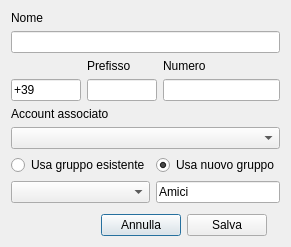
This is aggiungicontatto.ui in freesmee/freesmee-desktop as Qt 5 draws it before an edit. The edited form follows.
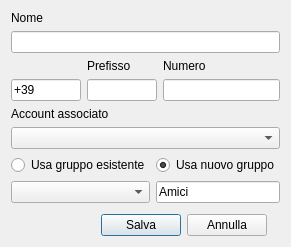
This is the edited form. Icons and pictures are not drawn.

Diff of the .ui file:
```diff
--- a/aggiungicontatto.ui
+++ b/aggiungicontatto.ui
@@ -169,29 +169,6 @@
        </property>
       </spacer>
      </item>
-     <item>
-      <widget class="QPushButton" name="annulla">
-       <property name="sizePolicy">
-        <sizepolicy hsizetype="Minimum" vsizetype="Minimum">
-         <horstretch>0</horstretch>
-         <verstretch>0</verstretch>
-        </sizepolicy>
-       </property>
-       <property name="text">
-        <string>Annulla</string>
-       </property>
-       <property name="icon">
-        <iconset resource="resources.qrc">
-         <normaloff>:/resource/rimuovi.png</normaloff>:/resource/rimuovi.png</iconset>
-       </property>
-       <property name="iconSize">
-        <size>
-         <width>16</width>
-         <height>16</height>
-        </size>
-       </property>
-      </widget>
-     </item>
      <item>
       <widget class="QPushButton" name="salva">
        <property name="sizePolicy">
@@ -215,6 +192,29 @@
        </property>
       </widget>
      </item>
+     <item>
+      <widget class="QPushButton" name="annulla">
+       <property name="sizePolicy">
+        <sizepolicy hsizetype="Minimum" vsizetype="Minimum">
+         <horstretch>0</horstretch>
+         <verstretch>0</verstretch>
+        </sizepolicy>
+       </property>
+       <property name="text">
+        <string>Annulla</string>
+       </property>
+       <property name="icon">
+        <iconset resource="resources.qrc">
+         <normaloff>:/resource/rimuovi.png</normaloff>:/resource/rimuovi.png</iconset>
+       </property>
+       <property name="iconSize">
+        <size>
+         <width>16</width>
+         <height>16</height>
+        </size>
+       </property>
+      </widget>
+     </item>
      <item>
       <widget class="QLabel" name="labelSpin">
        <property name="sizePolicy">
```
Left out of the diff: 1 changed line with no effect on the pictures.
